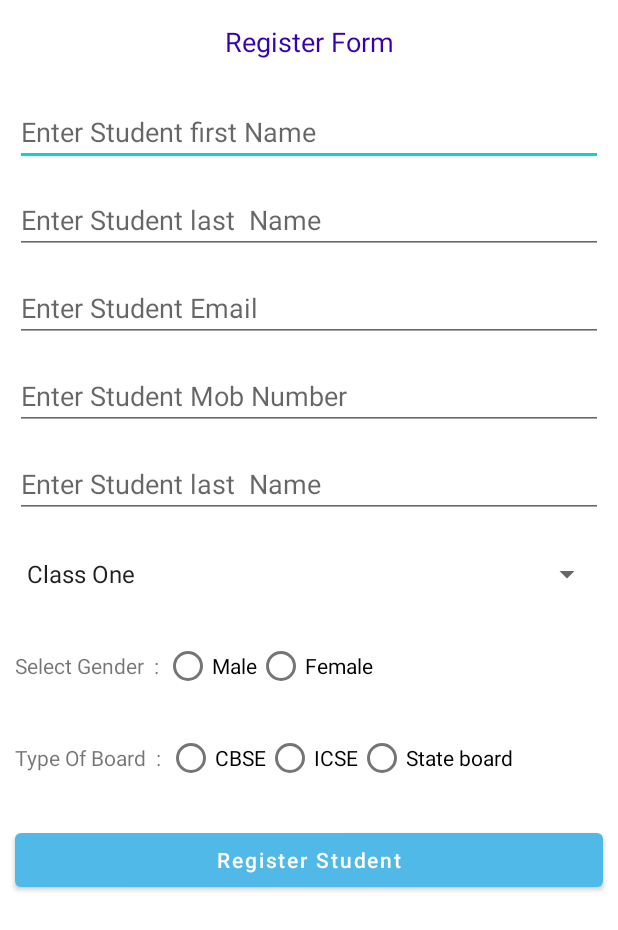
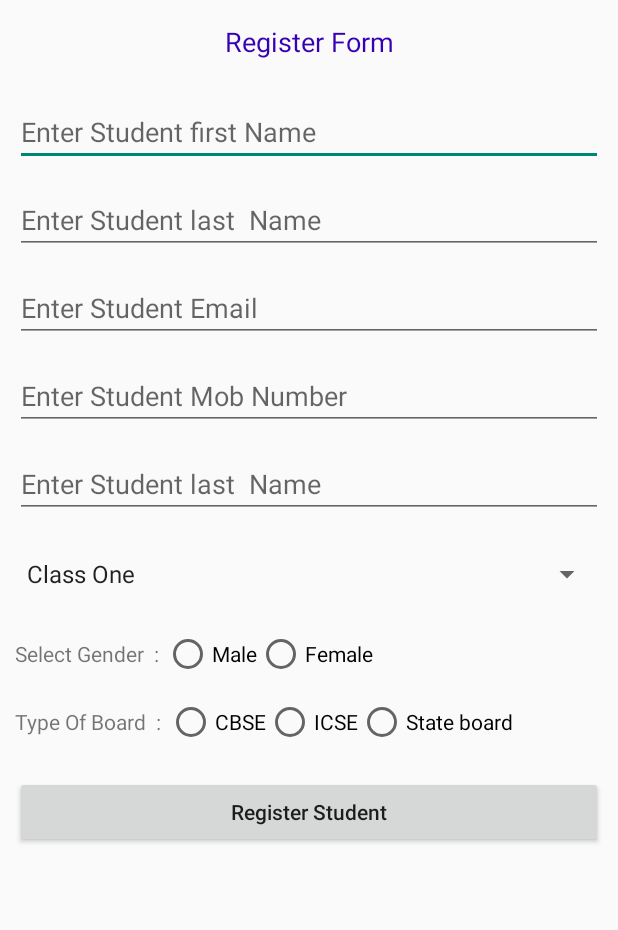
Before and after one commit to mrutyunjay2/TutorialManagment, an Android app: the layout regpage_admin.xml on its own in the app's theme, with its tools: preview values and no code run, on a phone screen of 412 x 824 dp. Shown: the top 930 px of the screen. Run offline under Robolectric (Android 15) with nearby library versions, the phone set to English and light mode, and no system bars.

Commit message:
backButton added

```diff
--- /dev/null
+++ b/app/src/main/res/drawable/bg_back.xml
@@ -0,0 +1,5 @@
+<vector android:autoMirrored="true" android:height="24dp"
+    android:tint="#F8F3F3" android:viewportHeight="24"
+    android:viewportWidth="24" android:width="24dp" xmlns:android="http://schemas.android.com/apk/res/android">
+    <path android:fillColor="@android:color/white" android:pathData="M20,11H7.83l5.59,-5.59L12,4l-8,8 8,8 1.41,-1.41L7.83,13H20v-2z"/>
+</vector>
--- a/app/src/main/res/layout/attendance_fragment_layout.xml
+++ b/app/src/main/res/layout/attendance_fragment_layout.xml
@@ -3,9 +3,7 @@
     android:layout_width="match_parent"
     android:layout_height="match_parent"
     xmlns:app="http://schemas.android.com/apk/res-auto"
-    android:padding="10dp"
     android:orientation="vertical">
-
 
 
     <!-- Text Label -->
--- a/app/src/main/res/layout/regpage_admin.xml
+++ b/app/src/main/res/layout/regpage_admin.xml
@@ -1,10 +1,12 @@
 <?xml version="1.0" encoding="utf-8"?>
-<RelativeLayout
+<LinearLayout
     xmlns:android="http://schemas.android.com/apk/res/android"
     xmlns:tools="http://schemas.android.com/tools"
     android:layout_width="match_parent"
     android:layout_height="match_parent"
+    android:orientation="vertical"
     tools:context=".MainActivity">
+
 
     <!--text view for heading-->
     <LinearLayout
@@ -153,4 +155,4 @@
             android:textAllCaps="false" />
     </LinearLayout>
 
-</RelativeLayout>
+</LinearLayout>
--- a/app/src/main/res/values-night/themes.xml
+++ b/app/src/main/res/values-night/themes.xml
@@ -1,6 +1,6 @@
 <resources xmlns:tools="http://schemas.android.com/tools">
     <!-- Base application theme. -->
-    <style name="Theme.RSApplication" parent="Theme.MaterialComponents.DayNight.DarkActionBar">
+    <style name="Theme.RSApplication" parent="Theme.AppCompat.Light.NoActionBar">
         <!-- Primary brand color. -->
         <item name="colorPrimary">@color/purple_200</item>
         <item name="colorPrimaryVariant">@color/purple_700</item>
--- a/app/src/main/res/values/themes.xml
+++ b/app/src/main/res/values/themes.xml
@@ -1,6 +1,6 @@
 <resources xmlns:tools="http://schemas.android.com/tools">
     <!-- Base application theme. -->
-    <style name="Theme.RSApplication" parent="Theme.MaterialComponents.DayNight.DarkActionBar">
+    <style name="Theme.RSApplication" parent="Theme.AppCompat.Light.NoActionBar">
         <!-- Primary brand color. -->
         <item name="colorPrimary">@color/purple_500</item>
         <item name="colorPrimaryVariant">@color/purple_700</item>
```
Also changed, not shown: app/src/main/java/com/rs/rsapplication/MainActivity.kt (+20 -4 lines), app/src/main/java/com/rs/rsapplication/UI/AttendanceModule.kt (+6 -1 lines), app/src/main/res/layout/homescreen.xml (+5 -8 lines), app/src/main/res/layout/toolbar.xml (added, +10 -0 lines).
